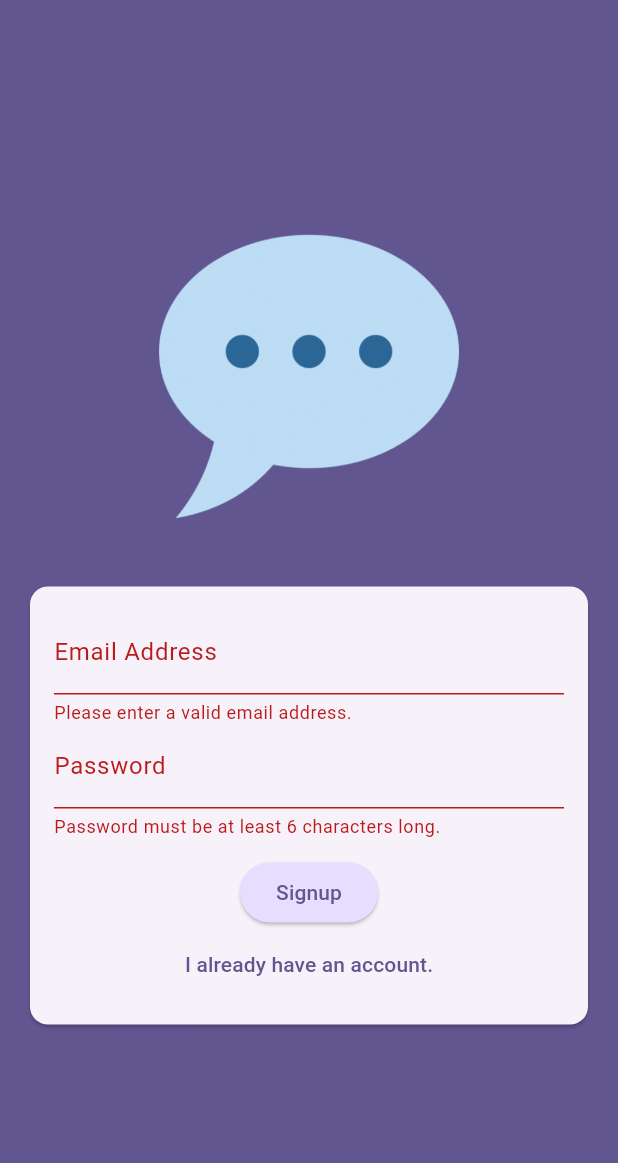
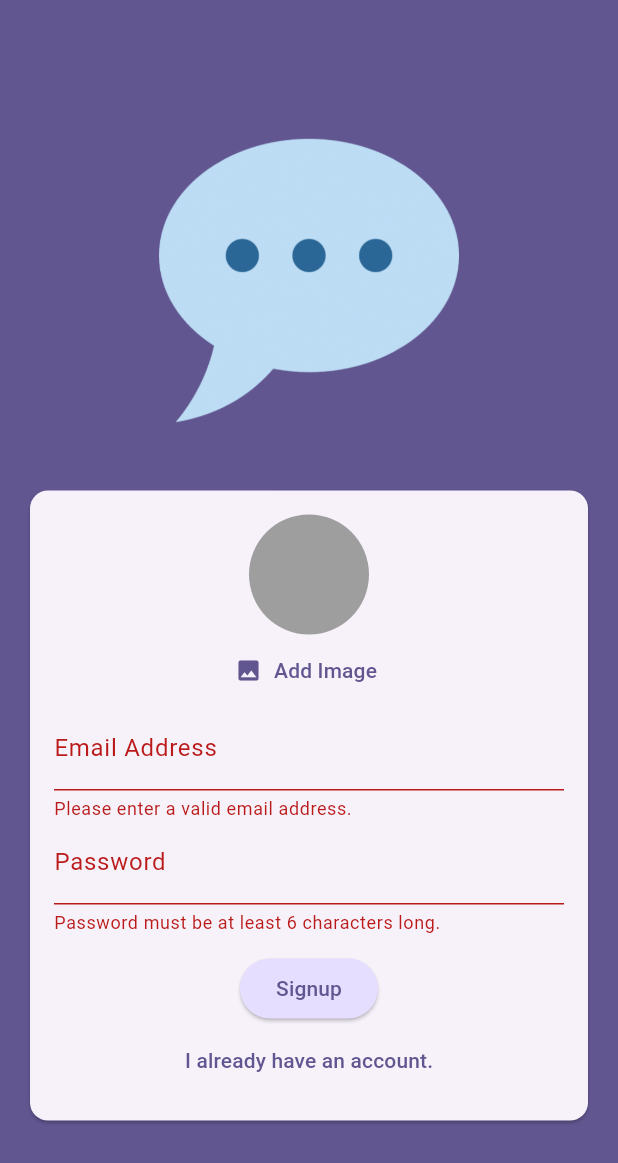
Before and after one commit to yulin0625/chat_app, a Flutter app: the screen it shows after launch, after a tap on "Login", after a tap on "Create an account", on a phone screen of 412 x 824 dp. Shown: the top 1163 px of the screen. Run offline on Flutter 3.47's test engine with Material 3 defaults, Android fonts, the phone set to English and light mode, and no system bars; our stand-ins replace firebase_auth, firebase_core, image_picker; accounts and stored records are empty.

Commit message:
Add a user image picker widget

```diff
--- a/lib/screens/auth.dart
+++ b/lib/screens/auth.dart
@@ -1,5 +1,7 @@
 import 'package:flutter/material.dart';
 import 'package:firebase_auth/firebase_auth.dart';
+
+import 'package:chat_app/widgets/user_image_picker.dart';
 
 final _firebase = FirebaseAuth.instance;
 
@@ -77,6 +79,7 @@ class _AuthScreenState extends State<AuthScreen> {
                       child: Column(
                         mainAxisSize: MainAxisSize.min,
                         children: [
+                          if (!_isLogin) const UserImagePicker(),
                           TextFormField(
                             decoration: const InputDecoration(
                                 labelText: 'Email Address'),
--- /dev/null
+++ b/lib/widgets/user_image_picker.dart
@@ -0,0 +1,54 @@
+import 'dart:io';
+import 'package:flutter/material.dart';
+import 'package:image_picker/image_picker.dart';
+
+class UserImagePicker extends StatefulWidget {
+  const UserImagePicker({super.key});
+  @override
+  State<UserImagePicker> createState() {
+    return _UserImagePickerState();
+  }
+}
+
+class _UserImagePickerState extends State<UserImagePicker> {
+  File? _pickedImageFile;
+
+  void _pickImage() async {
+    final pickedImage = await ImagePicker().pickImage(
+      source: ImageSource.camera,
+      imageQuality: 50,
+      maxWidth: 150,
+    );
+
+    if (pickedImage == null) {
+      return;
+    }
+
+    setState(() {
+      _pickedImageFile = File(pickedImage.path);
+    });
+  }
+
+  @override
+  Widget build(BuildContext context) {
+    return Column(
+      children: [
+        CircleAvatar(
+          radius: 40,
+          backgroundColor: Colors.grey,
+          foregroundImage:
+              _pickedImageFile != null ? FileImage(_pickedImageFile!) : null,
+        ),
+        TextButton.icon(
+            onPressed: _pickImage,
+            icon: const Icon(Icons.image),
+            label: Text(
+              'Add Image',
+              style: TextStyle(
+                color: Theme.of(context).colorScheme.primary,
+              ),
+            ))
+      ],
+    );
+  }
+}
```
